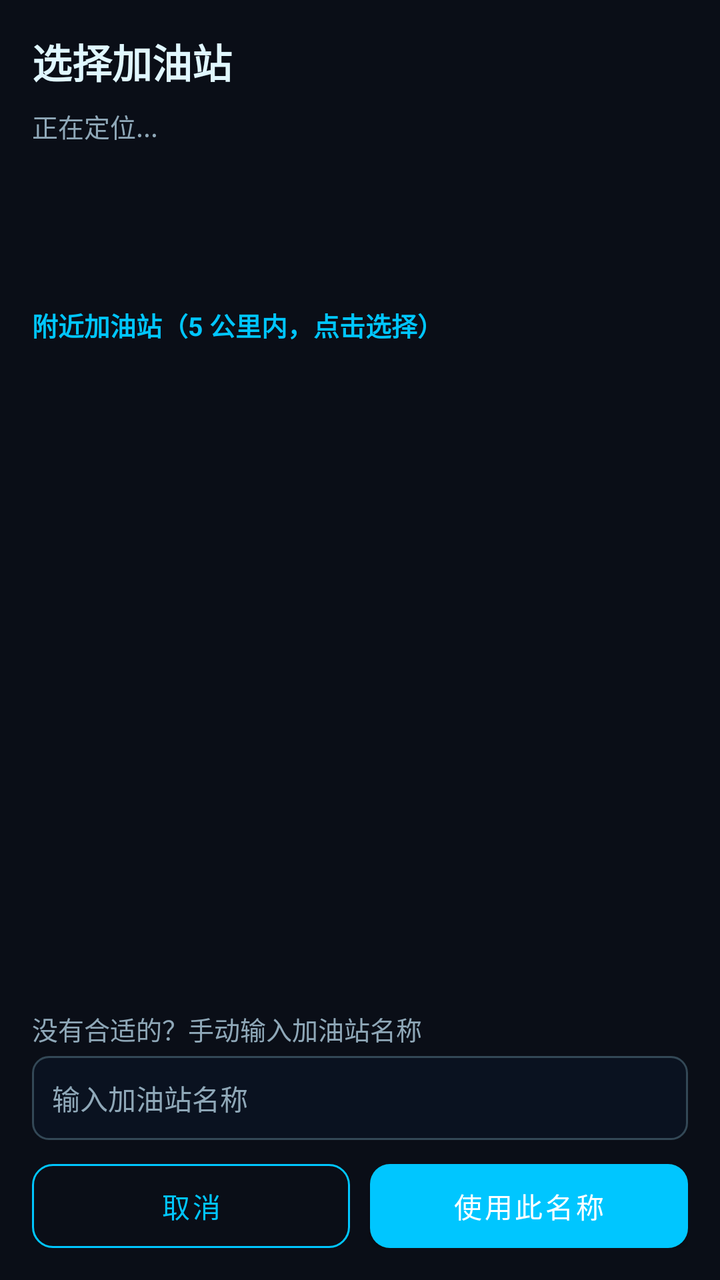
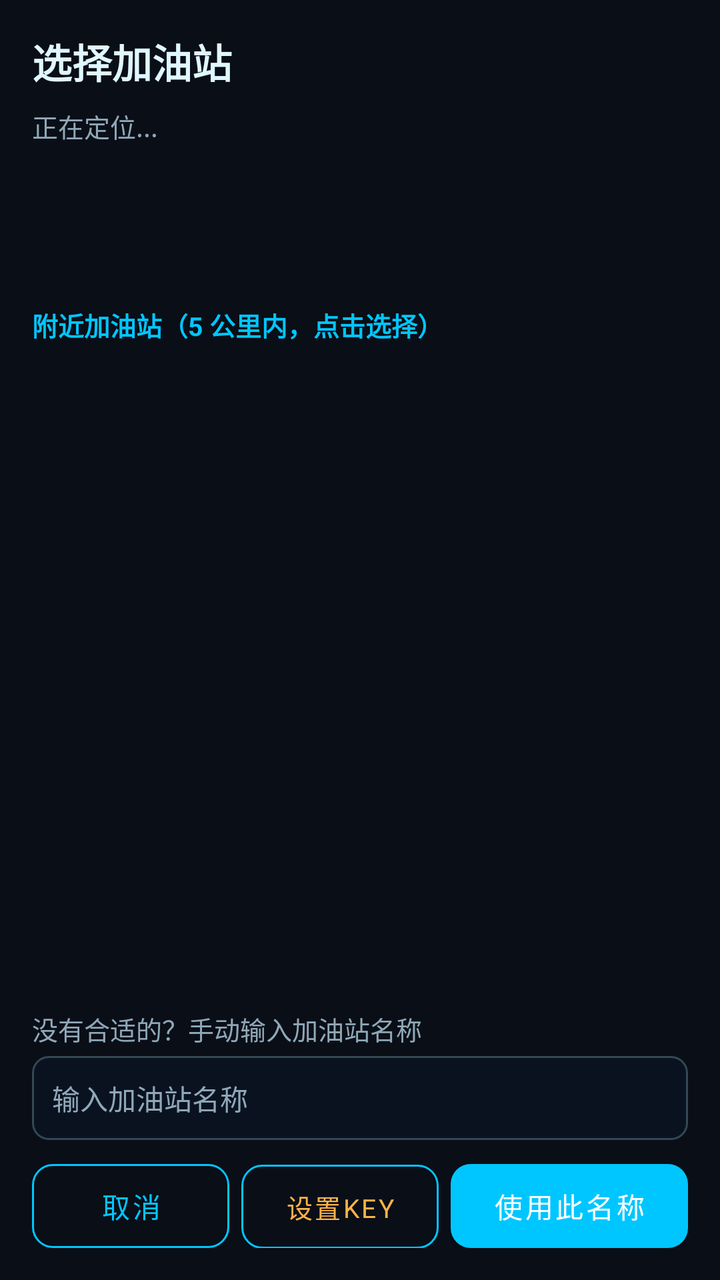

Screens rendered from an Android XML layout before and after an edit, with the pre-edit source and the edit as a unified diff.
<!-- AndroidManifest.xml: application theme Theme.YouJiStarMap -->
<!-- res/layout/activity_nearby_station.xml -->
<?xml version="1.0" encoding="utf-8"?>
<LinearLayout xmlns:android="http://schemas.android.com/apk/res/android"
    android:layout_width="match_parent"
    android:layout_height="match_parent"
    android:background="@color/dark"
    android:orientation="vertical"
    android:padding="16dp">

    <TextView
        android:layout_width="match_parent"
        android:layout_height="wrap_content"
        android:text="选择加油站"
        android:textColor="@color/light"
        android:textSize="20sp"
        android:textStyle="bold" />

    <TextView
        android:id="@+id/nearbyStatusText"
        android:layout_width="match_parent"
        android:layout_height="wrap_content"
        android:layout_marginTop="8dp"
        android:text="正在定位..."
        android:textColor="@color/muted"
        android:textSize="13sp" />

    <ProgressBar
        android:id="@+id/nearbyProgress"
        android:layout_width="wrap_content"
        android:layout_height="wrap_content"
        android:layout_gravity="center_horizontal"
        android:layout_marginTop="18dp" />

    <TextView
        android:layout_width="match_parent"
        android:layout_height="wrap_content"
        android:layout_marginTop="14dp"
        android:text="附近加油站（5 公里内，点击选择）"
        android:textColor="@color/primary"
        android:textSize="13sp"
        android:textStyle="bold" />

    <ListView
        android:id="@+id/nearbyListView"
        android:layout_width="match_parent"
        android:layout_height="0dp"
        android:layout_marginTop="6dp"
        android:layout_weight="1"
        android:divider="@color/primary"
        android:dividerHeight="1dp" />

    <TextView
        android:layout_width="match_parent"
        android:layout_height="wrap_content"
        android:layout_marginTop="10dp"
        android:text="没有合适的？手动输入加油站名称"
        android:textColor="@color/muted"
        android:textSize="13sp" />

    <EditText
        android:id="@+id/nearbyManualInput"
        android:layout_width="match_parent"
        android:layout_height="42dp"
        android:layout_marginTop="4dp"
        android:background="@drawable/bg_field"
        android:hint="输入加油站名称"
        android:inputType="text"
        android:paddingStart="10dp"
        android:textColor="@color/light"
        android:textColorHint="@color/muted"
        android:textSize="14sp" />

    <LinearLayout
        android:layout_width="match_parent"
        android:layout_height="wrap_content"
        android:layout_marginTop="12dp"
        android:orientation="horizontal">

        <Button
            android:id="@+id/nearbyCancelBtn"
            android:layout_width="0dp"
            android:layout_height="42dp"
            android:layout_weight="1"
            android:background="@drawable/bg_button_ghost"
            android:text="取消"
            android:textColor="@color/primary"
            android:textSize="14sp" />

        <Button
            android:id="@+id/nearbyConfirmBtn"
            android:layout_width="0dp"
            android:layout_height="42dp"
            android:layout_marginStart="10dp"
            android:layout_weight="1"
            android:background="@drawable/bg_button_primary"
            android:text="使用此名称"
            android:textColor="@color/white"
            android:textSize="14sp" />
    </LinearLayout>
</LinearLayout>
<!-- resources referenced by this layout -->
<resources>
  <color name="dark">#0A0E17</color>
  <color name="light">#E0F7FF</color>
  <color name="muted">#8FA8B8</color>
  <color name="primary">#00C6FF</color>
  <color name="white">#FFFFFF</color>
  <!-- drawable bg_button_ghost (drawable) -->
  <?xml version="1.0" encoding="utf-8"?>
  <shape xmlns:android="http://schemas.android.com/apk/res/android" android:shape="rectangle">
      <solid android:color="@color/transparent" />
      <stroke android:width="1dp" android:color="@color/primary" />
      <corners android:radius="10dp" />
  </shape>
  <!-- drawable bg_button_primary (drawable) -->
  <?xml version="1.0" encoding="utf-8"?>
  <shape xmlns:android="http://schemas.android.com/apk/res/android" android:shape="rectangle">
      <gradient android:startColor="@color/secondary" android:endColor="@color/primary" android:angle="0" />
      <corners android:radius="10dp" />
  </shape>
  <!-- drawable bg_field (drawable) -->
  <?xml version="1.0" encoding="utf-8"?>
  <shape xmlns:android="http://schemas.android.com/apk/res/android" android:shape="rectangle">
      <solid android:color="#0A1220" />
      <stroke android:width="1dp" android:color="@color/card_border" />
      <corners android:radius="8dp" />
      <padding android:left="10dp" android:top="8dp" android:right="10dp" android:bottom="8dp" />
  </shape>
  <style name="Theme.YouJiStarMap" parent="Theme.MaterialComponents.NoActionBar">
          <item name="colorPrimary">@color/primary</item>
          <item name="colorPrimaryDark">@color/darker</item>
          <item name="colorAccent">@color/accent</item>
          <item name="android:colorBackground">@color/darker</item>
          <item name="android:textColorPrimary">@color/light</item>
          <item name="android:textColorSecondary">@color/muted</item>
          <item name="android:windowBackground">@color/darker</item>
          <item name="android:statusBarColor">@color/darker</item>
          <item name="android:navigationBarColor">@color/darker</item>
          <item name="android:windowLightStatusBar">false</item>
          <item name="android:fontFamily">sans-serif</item>
      </style>
  <color name="transparent">#00000000</color>
  <color name="secondary">#0072FF</color>
  <color name="card_border">#334856</color>
  <color name="darker">#050811</color>
  <color name="accent">#7E42FF</color>
</resources>

<!-- the commit's change to res/layout/activity_nearby_station.xml (unified diff, before → after) -->
@@ -86,11 +86,22 @@
             android:textSize="14sp" />
 
         <Button
+            android:id="@+id/nearbySetKeyBtn"
+            android:layout_width="0dp"
+            android:layout_height="42dp"
+            android:layout_marginStart="6dp"
+            android:layout_weight="1"
+            android:background="@drawable/bg_button_ghost"
+            android:text="设置Key"
+            android:textColor="@color/average"
+            android:textSize="13sp" />
+
+        <Button
             android:id="@+id/nearbyConfirmBtn"
             android:layout_width="0dp"
             android:layout_height="42dp"
-            android:layout_marginStart="10dp"
-            android:layout_weight="1"
+            android:layout_marginStart="6dp"
+            android:layout_weight="1.2"
             android:background="@drawable/bg_button_primary"
             android:text="使用此名称"
             android:textColor="@color/white"
<!-- resource entries referenced after the edit -->
@@ -1,5 +1,6 @@
 <!-- resources referenced by this layout -->
 <resources>
+  <color name="average">#FFB347</color>
   <color name="dark">#0A0E17</color>
   <color name="light">#E0F7FF</color>
   <color name="muted">#8FA8B8</color>
